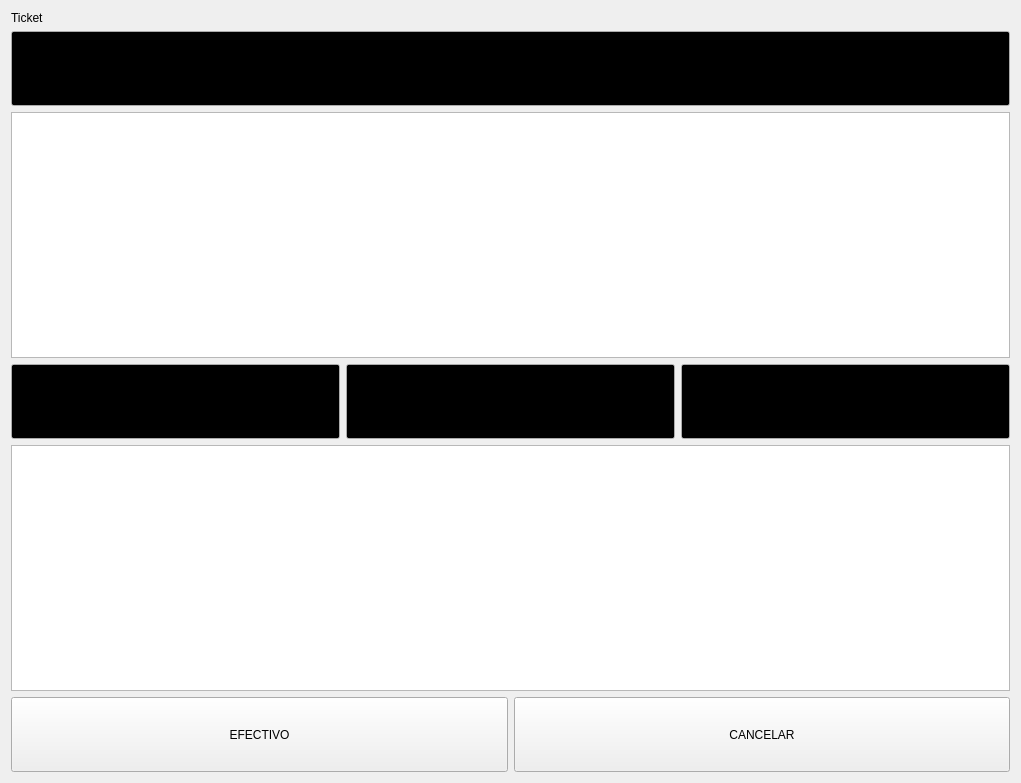
Qt form bulmages/bulmatpv/plugins/plugindevolucion/devolucionbase.ui (eboladev/Bulmages-1) before a commit.
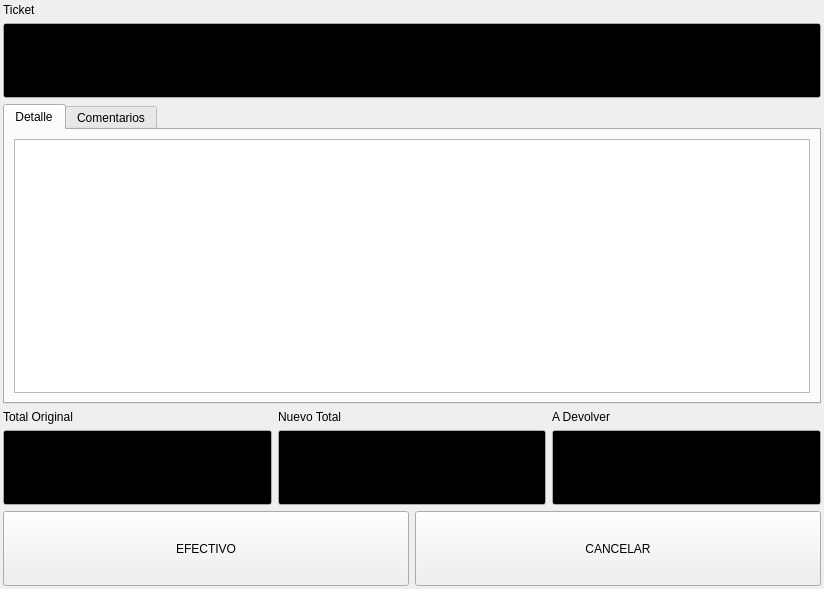
The same form after that commit.

Commit message: Ahora ya se pueden devolver parcialmente los tickets.

Patch:
```diff
--- a/bulmages/bulmatpv/plugins/plugindevolucion/devolucionbase.ui
+++ b/bulmages/bulmatpv/plugins/plugindevolucion/devolucionbase.ui
@@ -5,8 +5,8 @@
    <rect>
     <x>0</x>
     <y>0</y>
-    <width>1021</width>
-    <height>783</height>
+    <width>824</width>
+    <height>589</height>
    </rect>
   </property>
   <property name="minimumSize" >
@@ -18,8 +18,11 @@
   <property name="windowTitle" >
    <string>Dialog</string>
   </property>
-  <layout class="QGridLayout" name="gridLayout" >
-   <item row="0" column="0" colspan="3" >
+  <layout class="QVBoxLayout" name="verticalLayout_4" >
+   <property name="margin" >
+    <number>3</number>
+   </property>
+   <item>
     <layout class="QVBoxLayout" >
      <item>
       <widget class="QLabel" name="label" >
@@ -142,349 +145,423 @@
      </item>
     </layout>
    </item>
-   <item row="1" column="0" colspan="3" >
-    <widget class="QTextBrowser" name="mui_browser" />
-   </item>
-   <item row="2" column="0" >
-    <widget class="QLineEdit" name="mui_total" >
-     <property name="minimumSize" >
-      <size>
-       <width>0</width>
-       <height>75</height>
-      </size>
+   <item>
+    <widget class="QTabWidget" name="tabWidget" >
+     <property name="currentIndex" >
+      <number>0</number>
      </property>
-     <property name="palette" >
-      <palette>
-       <active>
-        <colorrole role="WindowText" >
-         <brush brushstyle="SolidPattern" >
-          <color alpha="255" >
-           <red>0</red>
-           <green>255</green>
-           <blue>0</blue>
-          </color>
-         </brush>
-        </colorrole>
-        <colorrole role="Text" >
-         <brush brushstyle="SolidPattern" >
-          <color alpha="255" >
-           <red>0</red>
-           <green>255</green>
-           <blue>0</blue>
-          </color>
-         </brush>
-        </colorrole>
-        <colorrole role="Base" >
-         <brush brushstyle="SolidPattern" >
-          <color alpha="255" >
-           <red>0</red>
-           <green>0</green>
-           <blue>0</blue>
-          </color>
-         </brush>
-        </colorrole>
-       </active>
-       <inactive>
-        <colorrole role="WindowText" >
-         <brush brushstyle="SolidPattern" >
-          <color alpha="255" >
-           <red>0</red>
-           <green>255</green>
-           <blue>0</blue>
-          </color>
-         </brush>
-        </colorrole>
-        <colorrole role="Text" >
-         <brush brushstyle="SolidPattern" >
-          <color alpha="255" >
-           <red>0</red>
-           <green>255</green>
-           <blue>0</blue>
-          </color>
-         </brush>
-        </colorrole>
-        <colorrole role="Base" >
-         <brush brushstyle="SolidPattern" >
-          <color alpha="255" >
-           <red>0</red>
-           <green>0</green>
-           <blue>0</blue>
-          </color>
-         </brush>
-        </colorrole>
-       </inactive>
-       <disabled>
-        <colorrole role="WindowText" >
-         <brush brushstyle="SolidPattern" >
-          <color alpha="255" >
-           <red>119</red>
-           <green>119</green>
-           <blue>119</blue>
-          </color>
-         </brush>
-        </colorrole>
-        <colorrole role="Text" >
-         <brush brushstyle="SolidPattern" >
-          <color alpha="255" >
-           <red>119</red>
-           <green>119</green>
-           <blue>119</blue>
-          </color>
-         </brush>
-        </colorrole>
-        <colorrole role="Base" >
-         <brush brushstyle="SolidPattern" >
-          <color alpha="255" >
-           <red>255</red>
-           <green>255</green>
-           <blue>255</blue>
-          </color>
-         </brush>
-        </colorrole>
-       </disabled>
-      </palette>
-     </property>
-     <property name="font" >
-      <font>
-       <pointsize>18</pointsize>
-      </font>
-     </property>
-     <property name="focusPolicy" >
-      <enum>Qt::StrongFocus</enum>
-     </property>
-     <property name="alignment" >
-      <set>Qt::AlignRight|Qt::AlignTrailing|Qt::AlignVCenter</set>
-     </property>
+     <widget class="QWidget" name="tab" >
+      <property name="geometry" >
+       <rect>
+        <x>0</x>
+        <y>0</y>
+        <width>814</width>
+        <height>248</height>
+       </rect>
+      </property>
+      <attribute name="title" >
+       <string>Detalle</string>
+      </attribute>
+      <layout class="QGridLayout" name="gridLayout_2" >
+       <item row="0" column="0" >
+        <widget class="QTextBrowser" name="mui_browser" />
+       </item>
+      </layout>
+     </widget>
+     <widget class="QWidget" name="tab_2" >
+      <property name="geometry" >
+       <rect>
+        <x>0</x>
+        <y>0</y>
+        <width>814</width>
+        <height>248</height>
+       </rect>
+      </property>
+      <attribute name="title" >
+       <string>Comentarios</string>
+      </attribute>
+      <layout class="QGridLayout" name="gridLayout" >
+       <item row="0" column="0" >
+        <widget class="QTextEdit" name="mui_comentarios" />
+       </item>
+      </layout>
+     </widget>
     </widget>
    </item>
-   <item row="2" column="1" >
-    <widget class="QLineEdit" name="mui_total_3" >
-     <property name="minimumSize" >
-      <size>
-       <width>0</width>
-       <height>75</height>
-      </size>
-     </property>
-     <property name="palette" >
-      <palette>
-       <active>
-        <colorrole role="WindowText" >
-         <brush brushstyle="SolidPattern" >
-          <color alpha="255" >
-           <red>0</red>
-           <green>255</green>
-           <blue>0</blue>
-          </color>
-         </brush>
-        </colorrole>
-        <colorrole role="Text" >
-         <brush brushstyle="SolidPattern" >
-          <color alpha="255" >
-           <red>0</red>
-           <green>255</green>
-           <blue>0</blue>
-          </color>
-         </brush>
-        </colorrole>
-        <colorrole role="Base" >
-         <brush brushstyle="SolidPattern" >
-          <color alpha="255" >
-           <red>0</red>
-           <green>0</green>
-           <blue>0</blue>
-          </color>
-         </brush>
-        </colorrole>
-       </active>
-       <inactive>
-        <colorrole role="WindowText" >
-         <brush brushstyle="SolidPattern" >
-          <color alpha="255" >
-           <red>0</red>
-           <green>255</green>
-           <blue>0</blue>
-          </color>
-         </brush>
-        </colorrole>
-        <colorrole role="Text" >
-         <brush brushstyle="SolidPattern" >
-          <color alpha="255" >
-           <red>0</red>
-           <green>255</green>
-           <blue>0</blue>
-          </color>
-         </brush>
-        </colorrole>
-        <colorrole role="Base" >
-         <brush brushstyle="SolidPattern" >
-          <color alpha="255" >
-           <red>0</red>
-           <green>0</green>
-           <blue>0</blue>
-          </color>
-         </brush>
-        </colorrole>
-       </inactive>
-       <disabled>
-        <colorrole role="WindowText" >
-         <brush brushstyle="SolidPattern" >
-          <color alpha="255" >
-           <red>119</red>
-           <green>119</green>
-           <blue>119</blue>
-          </color>
-         </brush>
-        </colorrole>
-        <colorrole role="Text" >
-         <brush brushstyle="SolidPattern" >
-          <color alpha="255" >
-           <red>119</red>
-           <green>119</green>
-           <blue>119</blue>
-          </color>
-         </brush>
-        </colorrole>
-        <colorrole role="Base" >
-         <brush brushstyle="SolidPattern" >
-          <color alpha="255" >
-           <red>255</red>
-           <green>255</green>
-           <blue>255</blue>
-          </color>
-         </brush>
-        </colorrole>
-       </disabled>
-      </palette>
-     </property>
-     <property name="font" >
-      <font>
-       <pointsize>18</pointsize>
-      </font>
-     </property>
-     <property name="focusPolicy" >
-      <enum>Qt::StrongFocus</enum>
-     </property>
-     <property name="alignment" >
-      <set>Qt::AlignRight|Qt::AlignTrailing|Qt::AlignVCenter</set>
-     </property>
-    </widget>
+   <item>
+    <layout class="QHBoxLayout" name="horizontalLayout" >
+     <item>
+      <layout class="QVBoxLayout" name="verticalLayout" >
+       <item>
+        <widget class="QLabel" name="label_2" >
+         <property name="text" >
+          <string>Total Original</string>
+         </property>
+        </widget>
+       </item>
+       <item>
+        <widget class="QLineEdit" name="mui_total" >
+         <property name="minimumSize" >
+          <size>
+           <width>0</width>
+           <height>75</height>
+          </size>
+         </property>
+         <property name="palette" >
+          <palette>
+           <active>
+            <colorrole role="WindowText" >
+             <brush brushstyle="SolidPattern" >
+              <color alpha="255" >
+               <red>0</red>
+               <green>255</green>
+               <blue>0</blue>
+              </color>
+             </brush>
+            </colorrole>
+            <colorrole role="Text" >
+             <brush brushstyle="SolidPattern" >
+              <color alpha="255" >
+               <red>0</red>
+               <green>255</green>
+               <blue>0</blue>
+              </color>
+             </brush>
+            </colorrole>
+            <colorrole role="Base" >
+             <brush brushstyle="SolidPattern" >
+              <color alpha="255" >
+               <red>0</red>
+               <green>0</green>
+               <blue>0</blue>
+              </color>
+             </brush>
+            </colorrole>
+           </active>
+           <inactive>
+            <colorrole role="WindowText" >
+             <brush brushstyle="SolidPattern" >
+              <color alpha="255" >
+               <red>0</red>
+               <green>255</green>
+               <blue>0</blue>
+              </color>
+             </brush>
+            </colorrole>
+            <colorrole role="Text" >
+             <brush brushstyle="SolidPattern" >
+              <color alpha="255" >
+               <red>0</red>
+               <green>255</green>
+               <blue>0</blue>
+              </color>
+             </brush>
+            </colorrole>
+            <colorrole role="Base" >
+             <brush brushstyle="SolidPattern" >
+              <color alpha="255" >
+               <red>0</red>
+               <green>0</green>
+               <blue>0</blue>
+              </color>
+             </brush>
+            </colorrole>
+           </inactive>
+           <disabled>
+            <colorrole role="WindowText" >
+             <brush brushstyle="SolidPattern" >
+              <color alpha="255" >
+               <red>119</red>
+               <green>119</green>
+               <blue>119</blue>
+              </color>
+             </brush>
+            </colorrole>
+            <colorrole role="Text" >
+             <brush brushstyle="SolidPattern" >
+              <color alpha="255" >
+               <red>119</red>
+               <green>119</green>
+               <blue>119</blue>
+              </color>
+             </brush>
+            </colorrole>
+            <colorrole role="Base" >
+             <brush brushstyle="SolidPattern" >
+              <color alpha="255" >
+               <red>255</red>
+               <green>255</green>
+               <blue>255</blue>
+              </color>
+             </brush>
+            </colorrole>
+           </disabled>
+          </palette>
+         </property>
+         <property name="font" >
+          <font>
+           <pointsize>18</pointsize>
+          </font>
+         </property>
+         <property name="focusPolicy" >
+          <enum>Qt::StrongFocus</enum>
+         </property>
+         <property name="alignment" >
+          <set>Qt::AlignRight|Qt::AlignTrailing|Qt::AlignVCenter</set>
+         </property>
+        </widget>
+       </item>
+      </layout>
+     </item>
+     <item>
+      <layout class="QVBoxLayout" name="verticalLayout_2" >
+       <item>
+        <widget class="QLabel" name="label_3" >
+         <property name="text" >
+          <string>Nuevo Total</string>
+         </property>
+        </widget>
+       </item>
+       <item>
+        <widget class="QLineEdit" name="mui_newtotal" >
+         <property name="minimumSize" >
+          <size>
+           <width>0</width>
+           <height>75</height>
+          </size>
+         </property>
+         <property name="palette" >
+          <palette>
+           <active>
+            <colorrole role="WindowText" >
+             <brush brushstyle="SolidPattern" >
+              <color alpha="255" >
+               <red>0</red>
+               <green>255</green>
+               <blue>0</blue>
+              </color>
+             </brush>
+            </colorrole>
+            <colorrole role="Text" >
+             <brush brushstyle="SolidPattern" >
+              <color alpha="255" >
+               <red>0</red>
+               <green>255</green>
+               <blue>0</blue>
+              </color>
+             </brush>
+            </colorrole>
+            <colorrole role="Base" >
+             <brush brushstyle="SolidPattern" >
+              <color alpha="255" >
+               <red>0</red>
+               <green>0</green>
+               <blue>0</blue>
+              </color>
+             </brush>
+            </colorrole>
+           </active>
+           <inactive>
+            <colorrole role="WindowText" >
+             <brush brushstyle="SolidPattern" >
+              <color alpha="255" >
+               <red>0</red>
+               <green>255</green>
+               <blue>0</blue>
+              </color>
+             </brush>
+            </colorrole>
+            <colorrole role="Text" >
+             <brush brushstyle="SolidPattern" >
+              <color alpha="255" >
+               <red>0</red>
+               <green>255</green>
+               <blue>0</blue>
+              </color>
+             </brush>
+            </colorrole>
+            <colorrole role="Base" >
+             <brush brushstyle="SolidPattern" >
+              <color alpha="255" >
+               <red>0</red>
+               <green>0</green>
+               <blue>0</blue>
+              </color>
+             </brush>
+            </colorrole>
+           </inactive>
+           <disabled>
+            <colorrole role="WindowText" >
+             <brush brushstyle="SolidPattern" >
+              <color alpha="255" >
+               <red>119</red>
+               <green>119</green>
+               <blue>119</blue>
+              </color>
+             </brush>
+            </colorrole>
+            <colorrole role="Text" >
+             <brush brushstyle="SolidPattern" >
+              <color alpha="255" >
+               <red>119</red>
+               <green>119</green>
+               <blue>119</blue>
+              </color>
+             </brush>
+            </colorrole>
+            <colorrole role="Base" >
+             <brush brushstyle="SolidPattern" >
+              <color alpha="255" >
+               <red>255</red>
+               <green>255</green>
+               <blue>255</blue>
+              </color>
+             </brush>
+            </colorrole>
+           </disabled>
+          </palette>
+         </property>
+         <property name="font" >
+          <font>
+           <pointsize>18</pointsize>
+          </font>
+         </property>
+         <property name="focusPolicy" >
+          <enum>Qt::StrongFocus</enum>
+         </property>
+         <property name="alignment" >
+          <set>Qt::AlignRight|Qt::AlignTrailing|Qt::AlignVCenter</set>
+         </property>
+        </widget>
+       </item>
+      </layout>
+     </item>
+     <item>
+      <layout class="QVBoxLayout" name="verticalLayout_3" >
+       <item>
+        <widget class="QLabel" name="label_4" >
+         <property name="text" >
+          <string>A Devolver</string>
+         </property>
+        </widget>
+       </item>
+       <item>
+        <widget class="QLineEdit" name="mui_difprice" >
+         <property name="minimumSize" >
+          <size>
+           <width>0</width>
+           <height>75</height>
+          </size>
+         </property>
+         <property name="palette" >
+          <palette>
+           <active>
+            <colorrole role="WindowText" >
+             <brush brushstyle="SolidPattern" >
+              <color alpha="255" >
+               <red>0</red>
+               <green>255</green>
+               <blue>0</blue>
+              </color>
+             </brush>
+            </colorrole>
+            <colorrole role="Text" >
+             <brush brushstyle="SolidPattern" >
+              <color alpha="255" >
+               <red>0</red>
+               <green>255</green>
+               <blue>0</blue>
+              </color>
+             </brush>
+            </colorrole>
+            <colorrole role="Base" >
+             <brush brushstyle="SolidPattern" >
+              <color alpha="255" >
+               <red>0</red>
+               <green>0</green>
+               <blue>0</blue>
+              </color>
+             </brush>
+            </colorrole>
+           </active>
+           <inactive>
+            <colorrole role="WindowText" >
+             <brush brushstyle="SolidPattern" >
+              <color alpha="255" >
+               <red>0</red>
+               <green>255</green>
+               <blue>0</blue>
+              </color>
+             </brush>
+            </colorrole>
+            <colorrole role="Text" >
+             <brush brushstyle="SolidPattern" >
+              <color alpha="255" >
+               <red>0</red>
+               <green>255</green>
+               <blue>0</blue>
+              </color>
+             </brush>
+            </colorrole>
+            <colorrole role="Base" >
+             <brush brushstyle="SolidPattern" >
+              <color alpha="255" >
+               <red>0</red>
+               <green>0</green>
+               <blue>0</blue>
+              </color>
+             </brush>
+            </colorrole>
+           </inactive>
+           <disabled>
+            <colorrole role="WindowText" >
+             <brush brushstyle="SolidPattern" >
+              <color alpha="255" >
+               <red>119</red>
+               <green>119</green>
+               <blue>119</blue>
+              </color>
+             </brush>
+            </colorrole>
+            <colorrole role="Text" >
+             <brush brushstyle="SolidPattern" >
+              <color alpha="255" >
+               <red>119</red>
+               <green>119</green>
+               <blue>119</blue>
+              </color>
+             </brush>
+            </colorrole>
+            <colorrole role="Base" >
+             <brush brushstyle="SolidPattern" >
+              <color alpha="255" >
+               <red>255</red>
+               <green>255</green>
+               <blue>255</blue>
+              </color>
+             </brush>
+            </colorrole>
+           </disabled>
+          </palette>
+         </property>
+         <property name="font" >
+          <font>
+           <pointsize>18</pointsize>
+          </font>
+         </property>
+         <property name="focusPolicy" >
+          <enum>Qt::StrongFocus</enum>
+         </property>
+         <property name="alignment" >
+          <set>Qt::AlignRight|Qt::AlignTrailing|Qt::AlignVCenter</set>
+         </property>
+        </widget>
+       </item>
+      </layout>
+     </item>
+    </layout>
    </item>
-   <item row="2" column="2" >
-    <widget class="QLineEdit" name="mui_total_4" >
-     <property name="minimumSize" >
-      <size>
-       <width>0</width>
-       <height>75</height>
-      </size>
-     </property>
-     <property name="palette" >
-      <palette>
-       <active>
-        <colorrole role="WindowText" >
-         <brush brushstyle="SolidPattern" >
-          <color alpha="255" >
-           <red>0</red>
-           <green>255</green>
-           <blue>0</blue>
-          </color>
-         </brush>
-        </colorrole>
-        <colorrole role="Text" >
-         <brush brushstyle="SolidPattern" >
-          <color alpha="255" >
-           <red>0</red>
-           <green>255</green>
-           <blue>0</blue>
-          </color>
-         </brush>
-        </colorrole>
-        <colorrole role="Base" >
-         <brush brushstyle="SolidPattern" >
-          <color alpha="255" >
-           <red>0</red>
-           <green>0</green>
-           <blue>0</blue>
-          </color>
-         </brush>
-        </colorrole>
-       </active>
-       <inactive>
-        <colorrole role="WindowText" >
-         <brush brushstyle="SolidPattern" >
-          <color alpha="255" >
-           <red>0</red>
-           <green>255</green>
-           <blue>0</blue>
-          </color>
-         </brush>
-        </colorrole>
-        <colorrole role="Text" >
-         <brush brushstyle="SolidPattern" >
-          <color alpha="255" >
-           <red>0</red>
-           <green>255</green>
-           <blue>0</blue>
-          </color>
-         </brush>
-        </colorrole>
-        <colorrole role="Base" >
-         <brush brushstyle="SolidPattern" >
-          <color alpha="255" >
-           <red>0</red>
-           <green>0</green>
-           <blue>0</blue>
-          </color>
-         </brush>
-        </colorrole>
-       </inactive>
-       <disabled>
-        <colorrole role="WindowText" >
-         <brush brushstyle="SolidPattern" >
-          <color alpha="255" >
-           <red>119</red>
-           <green>119</green>
-           <blue>119</blue>
-          </color>
-         </brush>
-        </colorrole>
-        <colorrole role="Text" >
-         <brush brushstyle="SolidPattern" >
-          <color alpha="255" >
-           <red>119</red>
-           <green>119</green>
-           <blue>119</blue>
-          </color>
-         </brush>
-        </colorrole>
-        <colorrole role="Base" >
-         <brush brushstyle="SolidPattern" >
-          <color alpha="255" >
-           <red>255</red>
-           <green>255</green>
-           <blue>255</blue>
-          </color>
-         </brush>
-        </colorrole>
-       </disabled>
-      </palette>
-     </property>
-     <property name="font" >
-      <font>
-       <pointsize>18</pointsize>
-      </font>
-     </property>
-     <property name="focusPolicy" >
-      <enum>Qt::StrongFocus</enum>
-     </property>
-     <property name="alignment" >
-      <set>Qt::AlignRight|Qt::AlignTrailing|Qt::AlignVCenter</set>
-     </property>
-    </widget>
-   </item>
-   <item row="3" column="0" colspan="3" >
-    <widget class="QTextEdit" name="mui_comentarios" />
-   </item>
-   <item row="4" column="0" colspan="3" >
+   <item>
     <layout class="QHBoxLayout" >
      <item>
       <widget class="QPushButton" name="mui_devolver" >
```
The commit also changes 3 other files.
